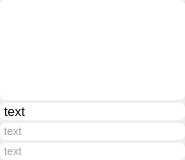
Above: src/ui/zood/videoView.ui from BusyStudent/QZood before the change. Below: the same form after it.
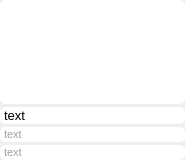
That is the form after the change.

```diff
--- a/src/ui/zood/videoView.ui
+++ b/src/ui/zood/videoView.ui
@@ -11,7 +11,7 @@
    </rect>
   </property>
   <property name="sizePolicy">
-   <sizepolicy hsizetype="Fixed" vsizetype="Fixed">
+   <sizepolicy hsizetype="Preferred" vsizetype="Preferred">
     <horstretch>0</horstretch>
     <verstretch>0</verstretch>
    </sizepolicy>
@@ -62,7 +62,7 @@
    <item>
     <widget class="QLabel" name="videoIcon">
      <property name="sizePolicy">
-      <sizepolicy hsizetype="Fixed" vsizetype="Fixed">
+      <sizepolicy hsizetype="Expanding" vsizetype="Expanding">
        <horstretch>0</horstretch>
        <verstretch>0</verstretch>
       </sizepolicy>
```
